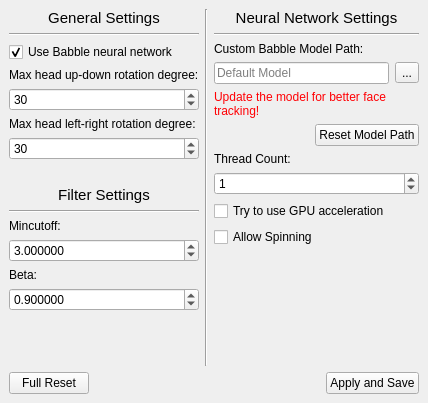
Old version of the form FoxyFace/src/ui/qtcreator/BabbleSettings.ui in the repository Jeka8833/FoxyFace.
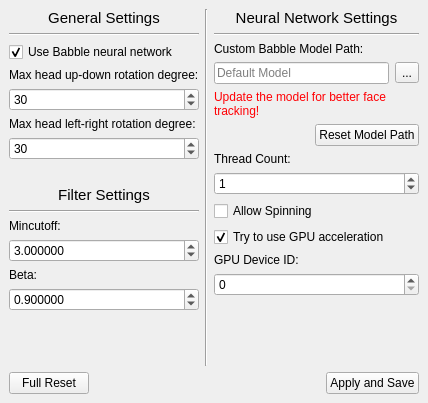
New version of the form.

Commit message: Add GPU Device ID to GUI

```diff
--- a/FoxyFace/src/ui/qtcreator/BabbleSettings.ui
+++ b/FoxyFace/src/ui/qtcreator/BabbleSettings.ui
@@ -297,13 +297,6 @@
           </property>
          </widget>
         </item>
-        <item>
-         <widget class="QCheckBox" name="try_use_gpu_cb">
-          <property name="text">
-           <string>Try to use GPU acceleration</string>
-          </property>
-         </widget>
-        </item>
         <item>
          <widget class="QCheckBox" name="allow_spinning_cb">
           <property name="text">
@@ -311,6 +304,29 @@
           </property>
          </widget>
         </item>
+        <item>
+         <widget class="QCheckBox" name="try_use_gpu_cb">
+          <property name="text">
+           <string>Try to use GPU acceleration</string>
+          </property>
+          <property name="checked">
+           <bool>true</bool>
+          </property>
+          <property name="tristate">
+           <bool>false</bool>
+          </property>
+         </widget>
+        </item>
+        <item>
+         <widget class="QLabel" name="gpu_device_id_lb">
+          <property name="text">
+           <string>GPU Device ID:</string>
+          </property>
+         </widget>
+        </item>
+        <item>
+         <widget class="QSpinBox" name="gpu_device_id_sb"/>
+        </item>
         <item>
          <spacer name="verticalSpacer_2">
           <property name="orientation">
```
Left out of the diff: 16 changed lines with no effect on the pictures. The commit also changes 2 other files.
